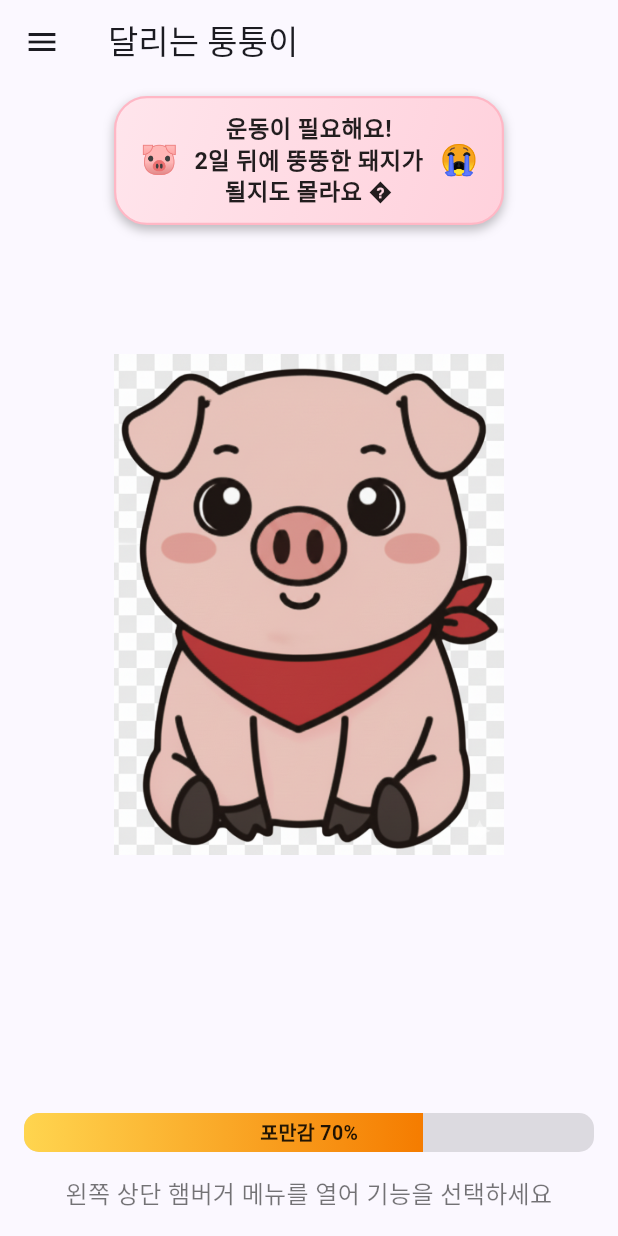
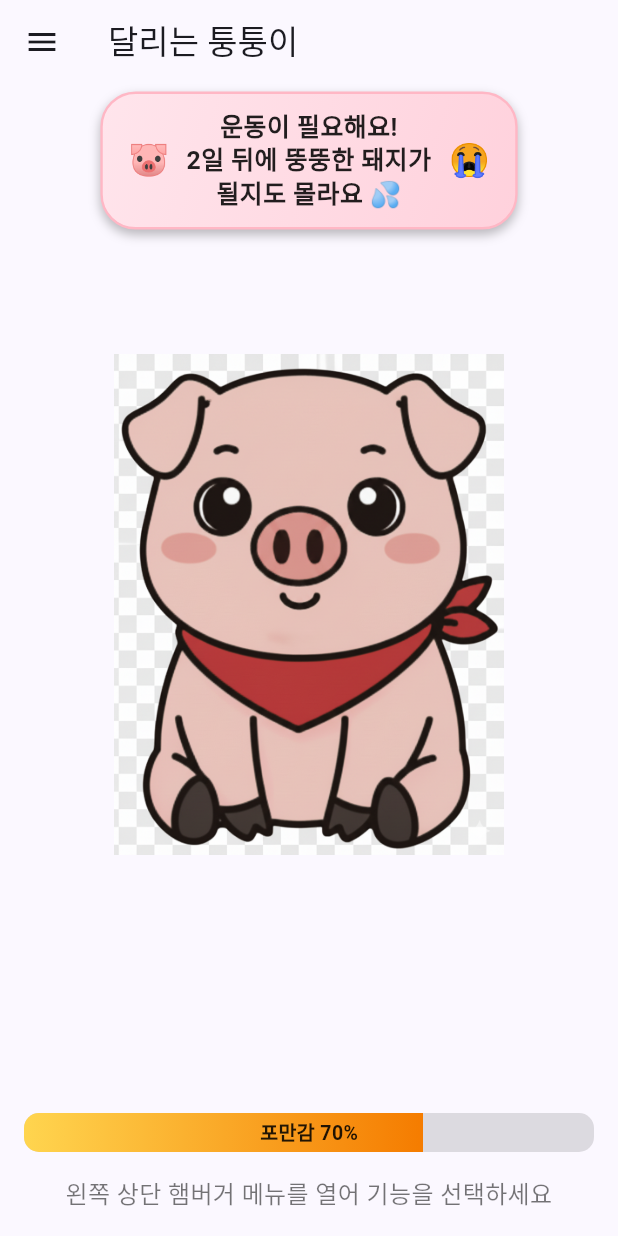
Before and after one commit to SonMyeongJin/Flutter_RunTungTung, a Flutter app: the screen it shows after launch, on a phone screen of 412 x 824 dp. Run offline on Flutter 3.47's test engine with Material 3 defaults, Android fonts, the light colour scheme and no system bars; our stand-ins replace geolocator.

Commit message:
fix: main 로직 수정

```diff
--- a/lib/main.dart
+++ b/lib/main.dart
@@ -5,11 +5,14 @@ import 'package:run_tungtung/run.dart';
 import 'package:run_tungtung/sleep.dart';
 import 'package:run_tungtung/fat.dart';
 
-void main() => runApp(const MyApp());
+void main() {
+  runApp(const MyApp());
+}
 
 class MyApp extends StatelessWidget {
   const MyApp({super.key});
 
+  // This widget is the root of your application.
   @override
   Widget build(BuildContext context) {
     return MaterialApp(
@@ -24,7 +27,9 @@ class MyApp extends StatelessWidget {
 
 class MyHomePage extends StatefulWidget {
   const MyHomePage({super.key, required this.title});
+
   final String title;
+
   @override
   State<MyHomePage> createState() => _MyHomePageState();
 }
@@ -32,9 +37,9 @@ class MyHomePage extends StatefulWidget {
 class _MyHomePageState extends State<MyHomePage> {
   StreamSubscription<Position>? _posSub;
   bool _navigated = false;
-  int _frame = 0; // 0 / 1 sit frames
+  int _frame = 0; // 0 or 1 for sit1 / sit2
   Timer? _sitAnimTimer;
-  double _fullness = 0.7; // dummy fullness (0~1)
+  double _fullness = 0.7; // 0.0 ~ 1.0 포만감 (임시 고정 값)
 
   static const _sitFrames = [
     'assets/images/sit1.png',
@@ -54,17 +59,22 @@ class _MyHomePageState extends State<MyHomePage> {
       if (perm == LocationPermission.denied) {
         perm = await Geolocator.requestPermission();
       }
-      if (perm == LocationPermission.deniedForever || perm == LocationPermission.denied) {
-        return; // 권한 거부시 자동 전환 비활성
+      if (perm == LocationPermission.deniedForever ||
+          perm == LocationPermission.denied) {
+        return; // 권한 거부 시 자동 전환 비활성
       }
-      const settings = LocationSettings(
+
+      final settings = const LocationSettings(
         accuracy: LocationAccuracy.best,
-        distanceFilter: 5,
+        distanceFilter: 5, // 5m 이동마다 업데이트
       );
-      _posSub = Geolocator.getPositionStream(locationSettings: settings).listen((pos) {
+
+    _posSub = Geolocator.getPositionStream(locationSettings: settings)
+      .listen((pos) {
         if (_navigated) return;
+        // 속도(m/s)가 임계값 초과하면 달리기로 전환
         final v = pos.speed; // m/s
-        if (v.isFinite && v > 1.0) {
+        if (v.isFinite && v > 1.0) { // 대략 3.6km/h 이상
           _navigated = true;
       _posSub?.cancel();
           if (mounted) {
@@ -75,16 +85,8 @@ class _MyHomePageState extends State<MyHomePage> {
         }
       });
     } catch (_) {
-      // ignore
+      // 무시: 센서/권한 오류 등
     }
-  }
-
-  void _startSitAnimation() {
-    _sitAnimTimer?.cancel();
-    _sitAnimTimer = Timer.periodic(const Duration(milliseconds: 500), (_) {
-      if (!mounted) return;
-      setState(() => _frame = 1 - _frame);
-    });
   }
 
   @override
@@ -94,10 +96,22 @@ class _MyHomePageState extends State<MyHomePage> {
     super.dispose();
   }
 
+  void _startSitAnimation() {
+    _sitAnimTimer?.cancel();
+    _sitAnimTimer = Timer.periodic(const Duration(milliseconds: 500), (_) {
+      if (!mounted) return;
+      setState(() {
+        _frame = 1 - _frame; // toggle 0 <-> 1
+      });
+    });
+  }
+
   @override
   Widget build(BuildContext context) {
     return Scaffold(
-      appBar: AppBar(title: Text(widget.title)),
+      appBar: AppBar(
+        title: Text(widget.title),
+      ),
       drawer: Drawer(
         child: SafeArea(
           child: ListView(
@@ -109,15 +123,20 @@ class _MyHomePageState extends State<MyHomePage> {
                 ),
                 child: const Align(
                   alignment: Alignment.bottomLeft,
-                  child: Text('메뉴', style: TextStyle(fontSize: 24, fontWeight: FontWeight.bold)),
+                  child: Text(
+                    '메뉴',
+                    style: TextStyle(fontSize: 24, fontWeight: FontWeight.bold),
+                  ),
                 ),
               ),
               ListTile(
                 leading: const Icon(Icons.directions_run),
                 title: const Text('Run Mode'),
                 onTap: () {
-                  Navigator.of(context).pop();
-                  Navigator.of(context).push(MaterialPageRoute(builder: (_) => const RunScreen()));
+                  Navigator.of(context).pop(); // close drawer
+                  Navigator.of(context).push(
+                    MaterialPageRoute(builder: (_) => const RunScreen()),
+                  );
                 },
               ),
               ListTile(
@@ -125,7 +144,9 @@ class _MyHomePageState extends State<MyHomePage> {
                 title: const Text('Sleep Mode'),
                 onTap: () {
                   Navigator.of(context).pop();
-                  Navigator.of(context).push(MaterialPageRoute(builder: (_) => const SleepScreen()));
+                  Navigator.of(context).push(
+                    MaterialPageRoute(builder: (_) => const SleepScreen()),
+                  );
                 },
               ),
               ListTile(
@@ -133,7 +154,9 @@ class _MyHomePageState extends State<MyHomePage> {
                 title: const Text('Pig Mode'),
                 onTap: () {
                   Navigator.of(context).pop();
-                  Navigator.of(context).push(MaterialPageRoute(builder: (_) => const FatScreen()));
+                  Navigator.of(context).push(
+                    MaterialPageRoute(builder: (_) => const FatScreen()),
+                  );
                 },
               ),
             ],
@@ -152,6 +175,7 @@ class _MyHomePageState extends State<MyHomePage> {
                     child: Stack(
                       clipBehavior: Clip.none,
                       children: [
+                        // 캐릭터 이미지 (프레임 애니메이션)
                         Positioned.fill(
                           child: AnimatedSwitcher(
                             duration: const Duration(milliseconds: 250),
@@ -162,11 +186,16 @@ class _MyHomePageState extends State<MyHomePage> {
                             ),
                           ),
                         ),
-                        // 고정 경고 배지 (프레임 변환과 무관)
+                        // 귀여운 경고/주의 배지 (살짝 점프하는 효과)
                         Positioned(
                           top: -8,
                           left: 0,
                           right: 0,
+                          child: LayoutBuilder(
+                            builder: (context, _) {
+                              final scale = _frame == 0 ? 1.0 : 1.07; // 기존 프레임 토글에 맞춰 살짝 점프
+                              return Transform.scale(
+                                scale: scale,
                                 child: Center(
                                   child: Container(
                                     decoration: BoxDecoration(
@@ -185,16 +214,16 @@ class _MyHomePageState extends State<MyHomePage> {
                                         ),
                                       ],
                                     ),
-                              child: const Padding(
-                                padding: EdgeInsets.symmetric(horizontal: 16, vertical: 10),
+                                    child: Padding(
+                                      padding: const EdgeInsets.symmetric(horizontal: 16, vertical: 10),
                                       child: Row(
                                         mainAxisSize: MainAxisSize.min,
-                                  children: [
+                                        children: const [
                                           Text('🐷', style: TextStyle(fontSize: 20)),
                                           SizedBox(width: 8),
                                           Flexible(
                                             child: Text(
-                                        '운동이 필요해요!\n2일 뒤에 뚱뚱한 돼지가 될지도 몰라요 �',
+                                              '운동이 필요해요!\n2일 뒤에 뚱뚱한 돼지가 될지도 몰라요 💦',
                                               style: TextStyle(
                                                 fontSize: 15.5,
                                                 fontWeight: FontWeight.w700,
@@ -212,6 +241,9 @@ class _MyHomePageState extends State<MyHomePage> {
                                     ),
                                   ),
                                 ),
+                              );
+                            },
+                          ),
                         ),
                       ],
                     ),
@@ -223,14 +255,23 @@ class _MyHomePageState extends State<MyHomePage> {
                 padding: const EdgeInsets.only(top: 8, bottom: 4),
                 child: SizedBox(
                   height: 26,
+                  child: Column(
+                    crossAxisAlignment: CrossAxisAlignment.stretch,
+                    children: [
+                      Expanded(
                         child: ClipRRect(
                           borderRadius: BorderRadius.circular(10),
                           child: LayoutBuilder(
                             builder: (context, constraints) {
-                        final fillW = constraints.maxWidth * _fullness.clamp(0.0, 1.0);
+                              final w = constraints.maxWidth;
+                              final fillW = w * _fullness.clamp(0.0, 1.0);
                               return Stack(
                                 children: [
-                            Container(color: Colors.black12),
+                                  Container(
+                                    decoration: BoxDecoration(
+                                      color: Colors.black12,
+                                    ),
+                                  ),
                                   Positioned(
                                     left: 0,
                                     top: 0,
@@ -263,6 +304,9 @@ class _MyHomePageState extends State<MyHomePage> {
                           ),
                         ),
                       ),
+                    ],
+                  ),
+                ),
               ),
               const SizedBox(height: 12),
               const Text(
```
Lines whose indentation alone changed are shown as unchanged.
